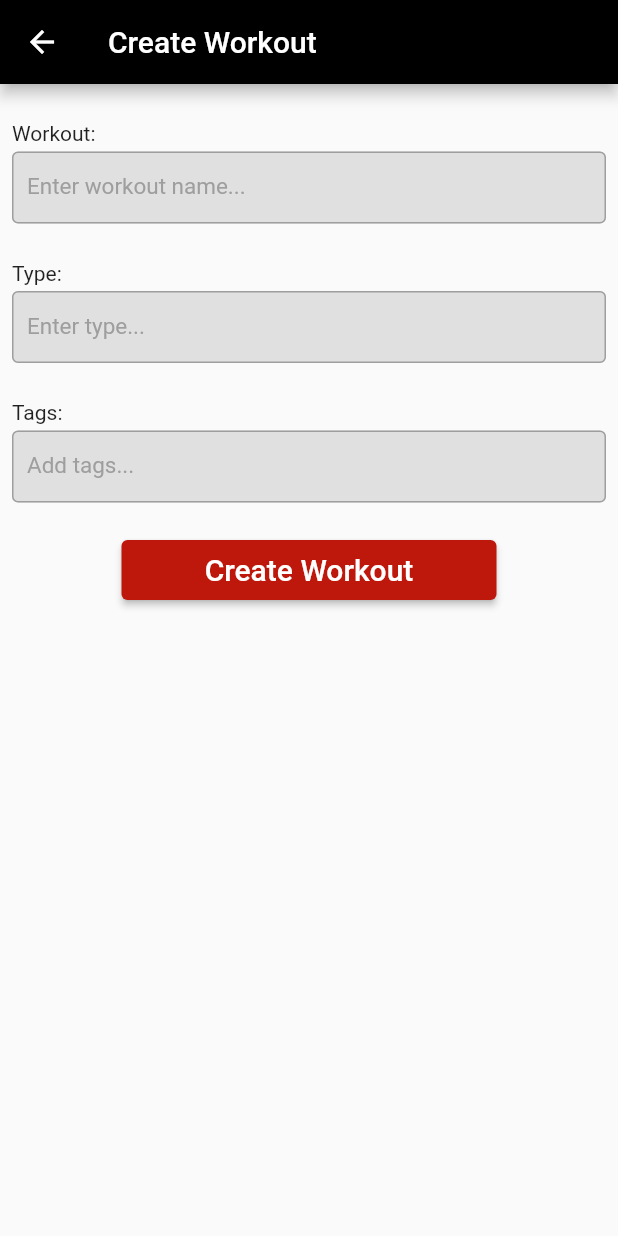
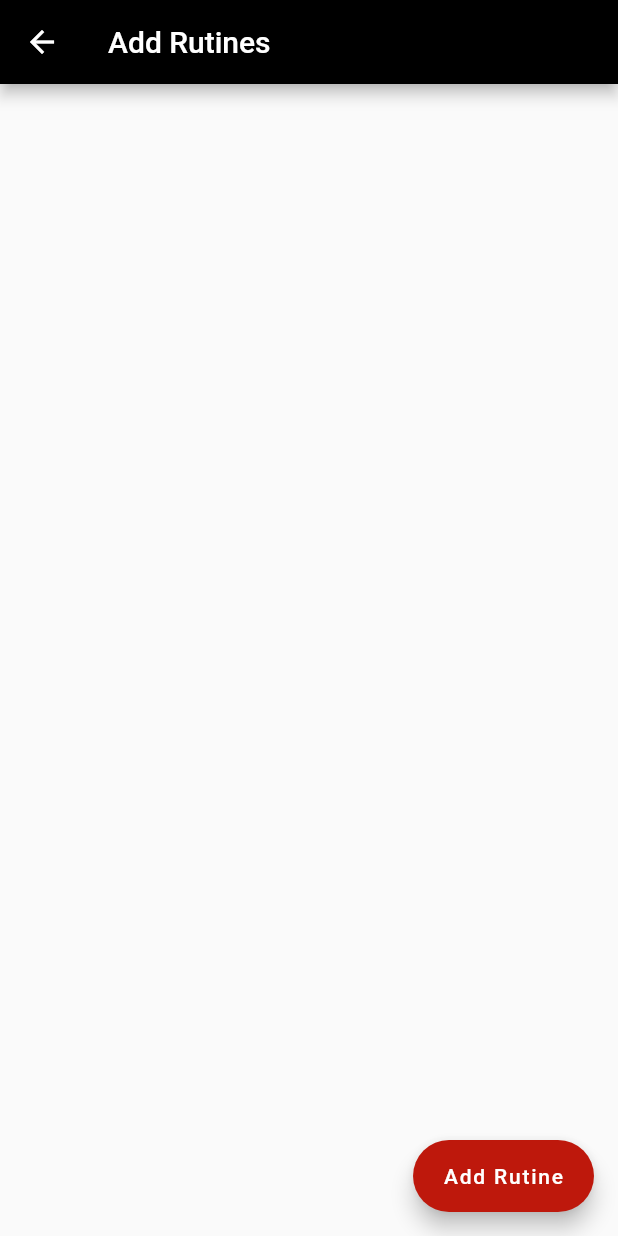
Before and after one commit to JohannesPoulsen/fitness_budy_app, a Flutter app: the CreateWorkout screen opened directly, after a tap on "Create Workout", on a phone screen of 412 x 824 dp. Run offline on Flutter 3.47's test engine with Material 2 defaults, Android fonts, the phone set to English and light mode, and no system bars; our stand-ins replace cloud_firestore, firebase_core; accounts and stored records are empty.

Commit message:
RutineWindow

```diff
--- /dev/null
+++ b/lib/ViewController/add_rutine.dart
@@ -0,0 +1,67 @@
+import 'package:flutter/material.dart';
+
+class Add_rutine extends StatefulWidget {
+  const Add_rutine({Key? key}) : super(key: key);
+
+  @override
+  _Add_rutineState createState() => _Add_rutineState();
+}
+
+class _Add_rutineState extends State<Add_rutine> {
+  var rutines = <String>[];
+
+  @override
+  Widget build(BuildContext context) {
+    return Scaffold(
+      appBar: AppBar(
+        title: const Text('Add Rutines'),
+        backgroundColor: Colors.black,
+      ),
+      body: ListView.builder(
+        shrinkWrap: true,
+        itemCount: rutines.length,
+        itemBuilder: (context, index) {
+          return ListTile(
+            shape: RoundedRectangleBorder(
+                side: const BorderSide(color: Colors.black, width: 0.5),
+                borderRadius: BorderRadius.circular(10)),
+            title: Text(rutines[index]),
+            subtitle: Text("Reps: "),
+          );
+        },
+      ),
+      floatingActionButton: addKnap(),
+    );
+  }
+
+  void addItem(text) {
+    setState(() {
+      rutines.add(text);
+    });
+  }
+
+  Widget addKnap() {
+    if (rutines.length < 6) {
+      return FloatingActionButton.extended(
+        label: const Text("Add Rutine"),
+        onPressed: () {
+          addItem("hej");
+        },
+        backgroundColor: const Color.fromARGB(255, 190, 24, 12),
+        // icon: const Icon(
+        //   Icons.add,
+        // ),
+      );
+    } else {
+      return FloatingActionButton(
+        onPressed: () {
+          addItem("hej");
+        },
+        backgroundColor: const Color.fromARGB(255, 190, 24, 12),
+        child: const Icon(
+          Icons.add,
+        ),
+      );
+    }
+  }
+}
--- a/lib/ViewController/create_workout.dart
+++ b/lib/ViewController/create_workout.dart
@@ -3,6 +3,7 @@ import 'package:fitness_body_app/Model/Workout.dart';
 import 'package:fitness_body_app/Model/Cardio.dart';
 import 'package:fitness_body_app/Model/Rutine.dart';
 import 'package:fitness_body_app/Model/Master.dart';
+import 'add_rutine.dart';
 
 class CreateWorkout extends StatefulWidget {
   CreateWorkout({Key? key}) : super(key: key);
@@ -68,7 +69,12 @@ class _CreateWorkoutState extends State<CreateWorkout> {
               width: 250,
               height: 100,
               child: ElevatedButton(
-                onPressed: () {},
+                onPressed: () {
+                  Navigator.push(
+                    context,
+                    MaterialPageRoute(builder: (context) => Add_rutine()),
+                  );
+                },
                 style: ElevatedButton.styleFrom(
                   primary: const Color.fromARGB(255, 190, 24, 12),
                 ),
```
Also changed, not shown: pubspec.lock.
